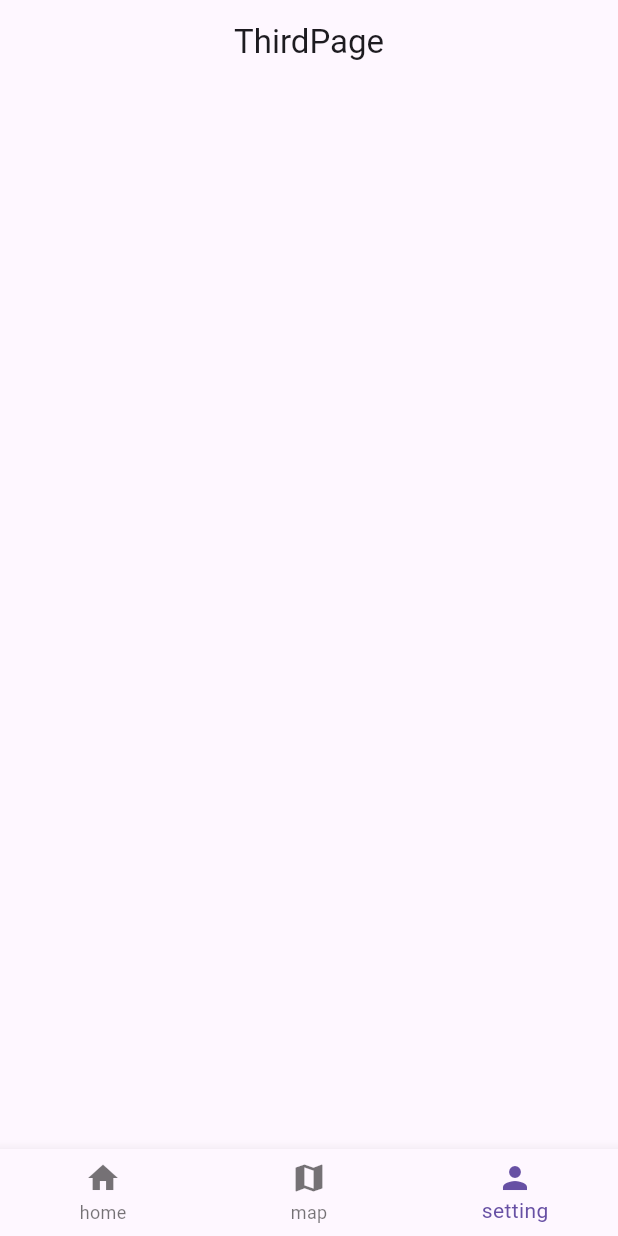
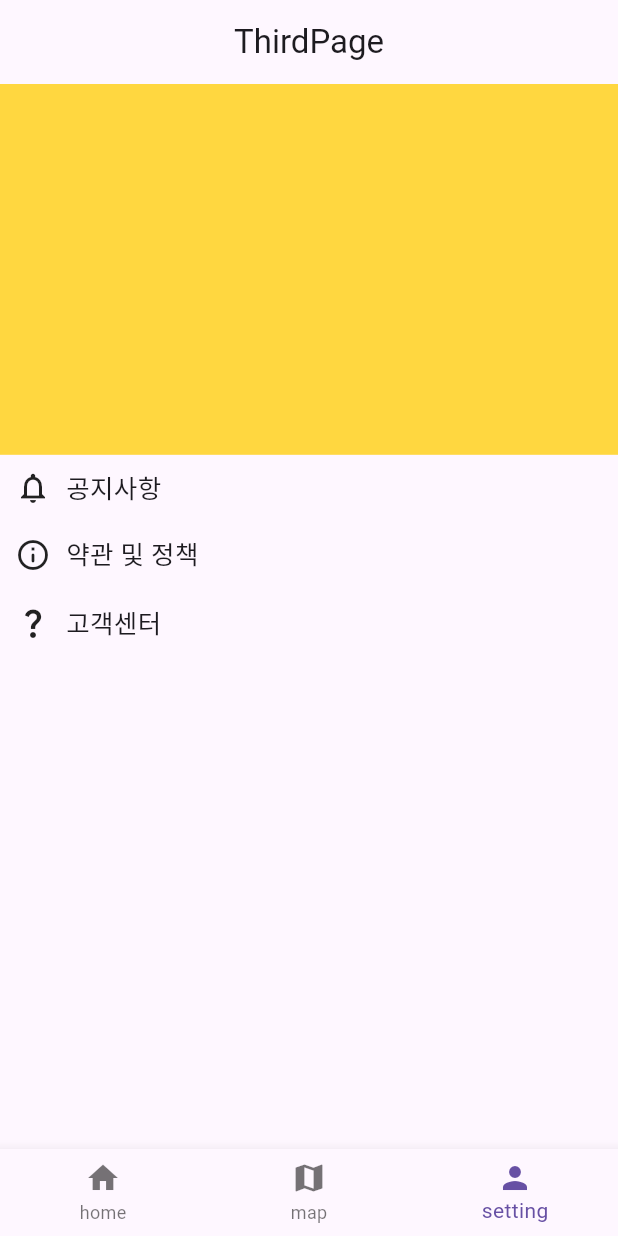
Before and after one commit to backtothefuture-team/backToTheFuture-frontend, a Flutter app: the screen it shows after launch, item 3 of the bottom bar chosen, on a phone screen of 412 x 824 dp. Run offline on Flutter 3.47's test engine with Material 3 defaults, Android fonts, the phone set to English and light mode, and no system bars; our stand-ins replace dio, retrofit; generated files the repository leaves out were written again.

Commit message:
feat: third page 에 들어갈 화면 구성 샘플

```diff
--- /dev/null
+++ b/lib/config/gaps.dart
@@ -0,0 +1,5 @@
+import 'package:flutter/cupertino.dart';
+
+class Gaps {
+  static const gapW10 = SizedBox(width: 10,);
+}
--- /dev/null
+++ b/lib/config/my_text.dart
@@ -0,0 +1,5 @@
+import 'package:flutter/material.dart';
+
+class MyText {
+  static const fontSize17 = TextStyle(fontSize: 17.0);
+}
--- a/lib/ui/my_bottom_navigation.dart
+++ b/lib/ui/my_bottom_navigation.dart
@@ -1,6 +1,6 @@
 import 'package:flutter/material.dart';
 import 'package:rest_api_ex/ui/second_page.dart';
-import 'package:rest_api_ex/ui/third_page.dart';
+import 'package:rest_api_ex/ui/third/third_page.dart';
 
 import 'first_page.dart';
 
--- /dev/null
+++ b/lib/ui/third/third_menu_list.dart
@@ -0,0 +1,44 @@
+import 'package:flutter/material.dart';
+
+import '../../config/gaps.dart';
+import '../../config/my_text.dart';
+
+class MenuList extends StatelessWidget {
+  const MenuList({super.key});
+
+  @override
+  Widget build(BuildContext context) {
+
+    List<String> menuList = ['공지사항', '약관 및 정책', '고객센터'];
+    List<IconData> menuIcons = [
+      Icons.notifications_none,
+      Icons.info_outline_rounded,
+      Icons.question_mark_outlined
+    ];
+
+    return SizedBox(
+      height: MediaQuery.of(context).size.height * 0.7,
+      child: ListView.builder(
+          itemCount: menuList.length,
+          itemBuilder: (context, index) {
+            return InkWell(
+              onTap: (){},
+              child: Padding(
+                padding: const EdgeInsets.all(10.0),
+                child: Row(
+                  children: [
+                    Icon(menuIcons[index]),
+                    Gaps.gapW10,
+                    Text(
+                      menuList[index],
+                      style: MyText.fontSize17,
+                    ),
+                  ],
+                ),
+              ),
+            );
+          }
+      ),
+    );
+  }
+}
--- a/lib/ui/third_page.dart
+++ b/lib/ui/third/third_page.dart
@@ -1,4 +1,6 @@
 import 'package:flutter/material.dart';
+import 'package:rest_api_ex/ui/third/third_menu_list.dart';
+import 'package:rest_api_ex/ui/third/third_user_profile.dart';
 
 class ThirdPage extends StatelessWidget {
   const ThirdPage({super.key});
@@ -10,6 +12,15 @@ class ThirdPage extends StatelessWidget {
         centerTitle: true,
         title: const Text('ThirdPage'),
       ),
+
+      body: const SingleChildScrollView(
+        child: Column(
+          children: [
+            UserProfile(),
+            MenuList()
+          ],
+        ),
+      ),
     );
   }
 }
--- /dev/null
+++ b/lib/ui/third/third_user_profile.dart
@@ -0,0 +1,13 @@
+import 'package:flutter/material.dart';
+
+class UserProfile extends StatelessWidget {
+  const UserProfile({super.key});
+
+  @override
+  Widget build(BuildContext context) {
+    return Container(
+      height: MediaQuery.of(context).size.height * 0.3,
+      color: Colors.amberAccent,
+    );
+  }
+}
```
